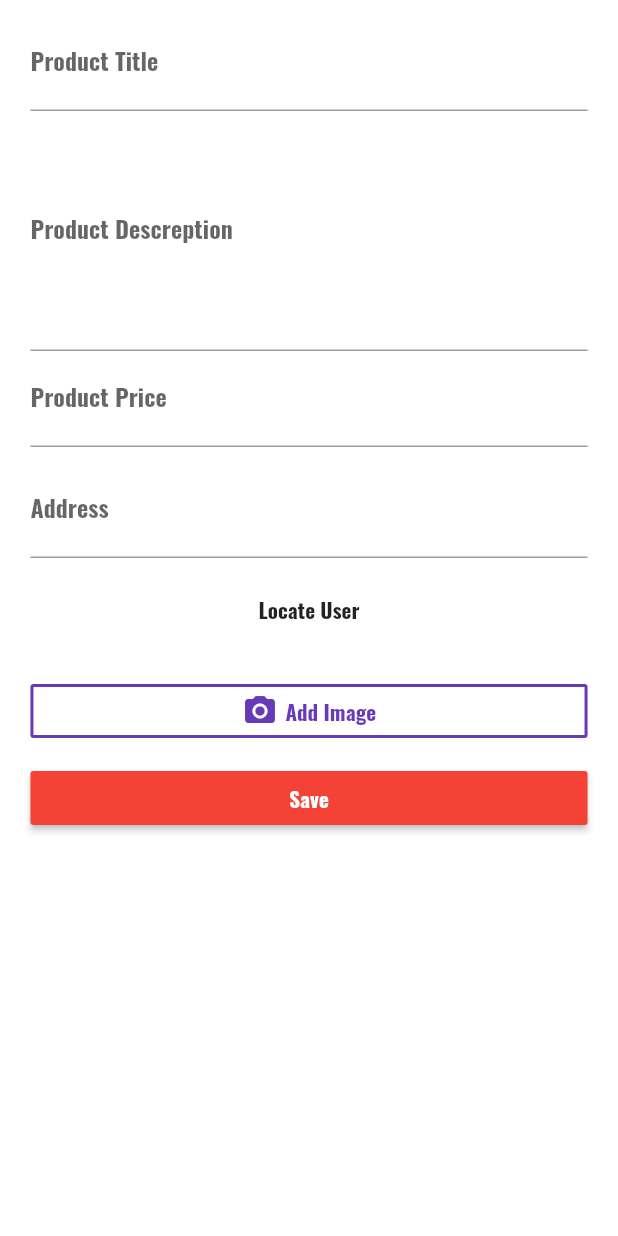
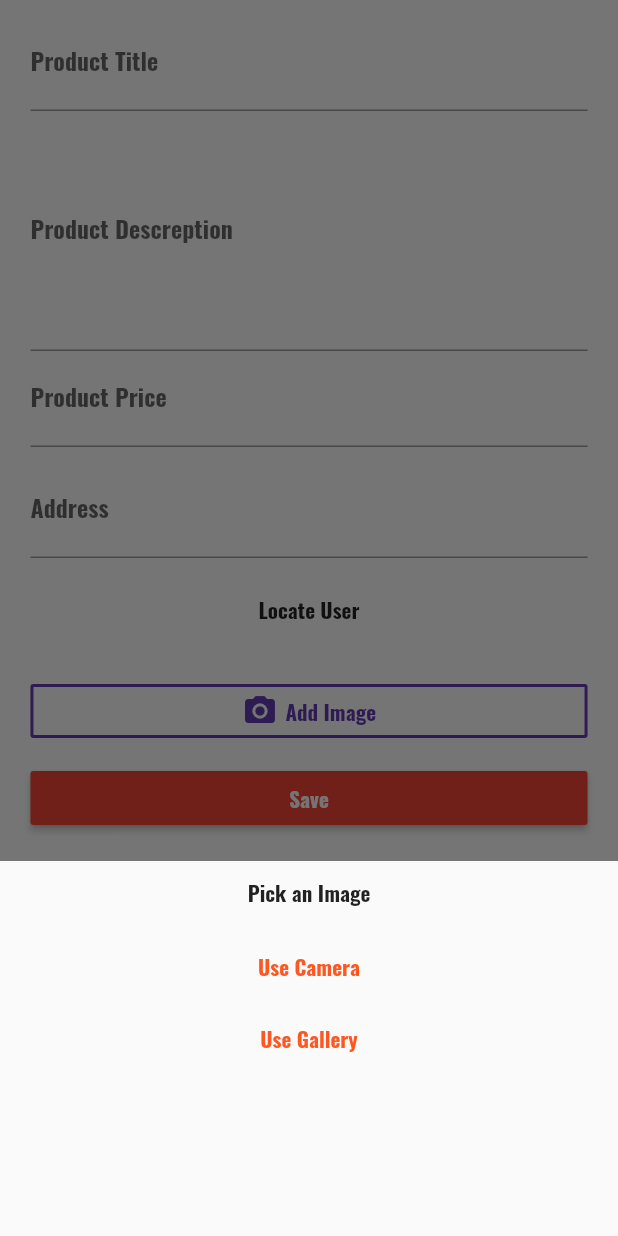
Before and after one commit to AlexKenbo/edu_adv.list-view, a Flutter app: the ProductEditPage screen opened directly, after a tap on "Add Image", on a phone screen of 412 x 824 dp. Run offline on Flutter 3.47's test engine with Material 2 defaults, Android fonts, the phone set to English and light mode, and no system bars; our stand-ins replace location, rxdart, shared_preferences; missing offline and left inert: map_view; accounts and stored records are empty; statements that could not run were skipped.

Commit message:
Добавление кнопок Use Camera и Use Gallery

```diff
--- a/lib/widgets/form_inputs/image.dart
+++ b/lib/widgets/form_inputs/image.dart
@@ -1,23 +1,50 @@
 import 'package:flutter/material.dart';
 
 class ImageInput extends StatefulWidget {
-  final Widget child;
-
-  ImageInput({Key key, this.child}) : super(key: key);
-
+  @override
   _ImageInputState createState() => _ImageInputState();
 }
 
 class _ImageInputState extends State<ImageInput> {
+  void _openImagePicker(BuildContext context) {
+    showModalBottomSheet(
+        context: context,
+        builder: (BuildContext context) {
+          return Container(
+            height: 250.0,
+            padding: EdgeInsets.all(10.0),
+            child: Column(
+              children: <Widget>[
+                Text('Pick an Image', style: TextStyle(fontWeight: FontWeight.bold),),
+                SizedBox(
+                  height: 15.0,
+                ),
+                FlatButton(
+                  textColor: Theme.of(context).primaryColor,
+                  child: Text('Use Camera'),
+                  onPressed: () {},
+                ),
+                FlatButton(
+                  textColor: Theme.of(context).primaryColor,
+                  child: Text('Use Gallery'),
+                  onPressed: () {},
+                ),
+              ],
+            ),
+          );
+        });
+  }
+
   @override
   Widget build(BuildContext context) {
     final buttonColor = Theme.of(context).accentColor;
     return Column(
       children: <Widget>[
         OutlineButton(
-          borderSide: BorderSide(color: Theme.of(context).accentColor, width: 2.0),
-          onPressed: (){
-
+          borderSide:
+              BorderSide(color: Theme.of(context).accentColor, width: 2.0),
+          onPressed: () {
+            _openImagePicker(context);
           },
           child: Row(
             mainAxisAlignment: MainAxisAlignment.center,
@@ -26,7 +53,10 @@ class _ImageInputState extends State<ImageInput> {
               SizedBox(
                 width: 5.0,
               ),
-              Text('Add Image', style: TextStyle(color: buttonColor),)
+              Text(
+                'Add Image',
+                style: TextStyle(color: buttonColor),
+              )
             ],
           ),
         )
--- a/pubspec.yaml
+++ b/pubspec.yaml
@@ -25,6 +25,7 @@ dependencies:
   rxdart: ^0.21.0
   map_view: ^0.0.14
   location: ^2.0.0
+  image_picker: ^0.5.0+3
 
 dev_dependencies:
   flutter_test:
```
